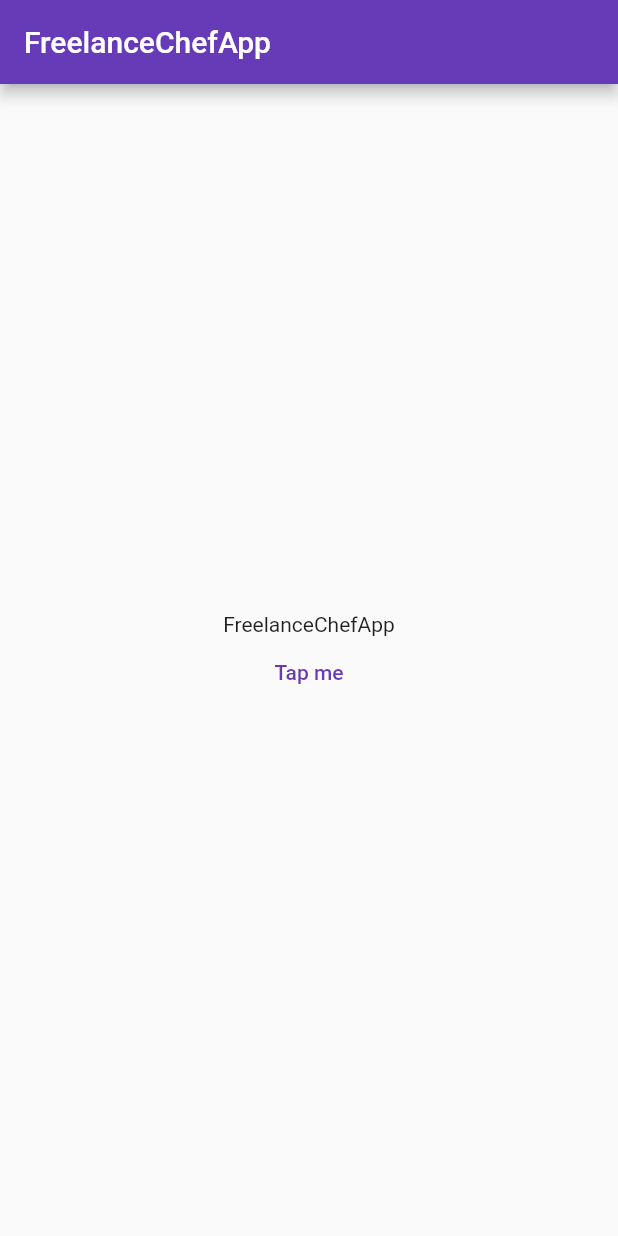
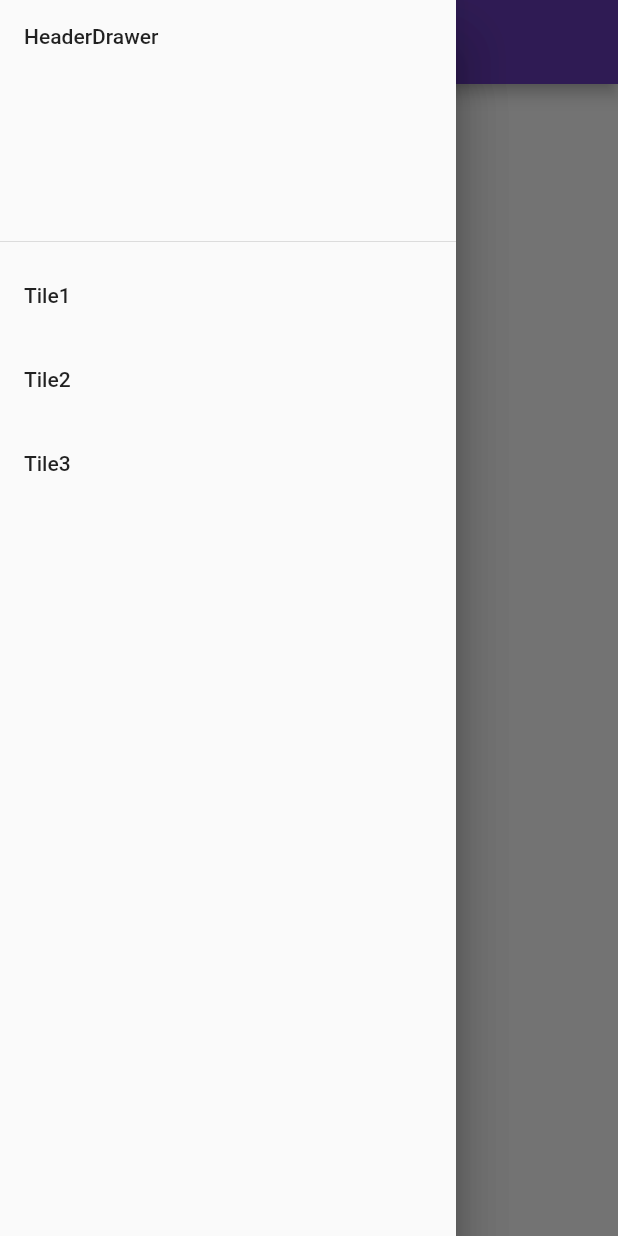
Before and after one commit to SkrejetCepey/freelance-chef-app, a Flutter app: the screen it shows after launch, with the side drawer open (before the commit the screen has no drawer), on a phone screen of 412 x 824 dp. Run offline on Flutter 3.47's test engine with Material 2 defaults, Android fonts, the phone set to English and light mode, and no system bars.

Commit message:
add drawer

```diff
--- a/lib/main.dart
+++ b/lib/main.dart
@@ -1,4 +1,5 @@
 import 'package:flutter/material.dart';
+import 'package:freelance_chef_app/pages/drawer_page.dart';
 
 void main() {
   runApp(const App());
@@ -29,6 +30,10 @@ class HomePage extends StatelessWidget {
   @override
   Widget build(BuildContext context) {
     return Scaffold(
+      drawerEdgeDragWidth: MediaQuery.of(context).size.width/3,
+      drawer: Drawer(
+        child: DrawerPage(),
+      ),
       appBar: AppBar(
           title: const Text("FreelanceChefApp"),
       ),
--- /dev/null
+++ b/lib/pages/drawer_page.dart
@@ -0,0 +1,28 @@
+import 'package:flutter/material.dart';
+
+class DrawerPage extends StatelessWidget {
+  @override
+  Widget build(BuildContext context) {
+    return SafeArea(
+      child: Drawer(
+        child: ListView(
+          padding: EdgeInsets.zero,
+          children: <Widget>[
+            DrawerHeader(
+              child: Text("HeaderDrawer"),
+            ),
+            ListTile(
+              title: Text("Tile1")
+            ),
+            ListTile(
+                title: Text("Tile2")
+            ),
+            ListTile(
+                title: Text("Tile3")
+            )
+          ],
+        ),
+      ),
+    );
+  }
+}
```
